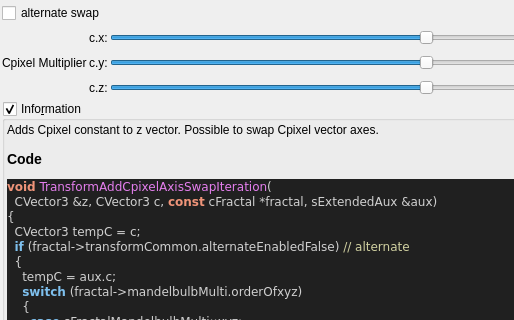
Old version of the form mandelbulber2/qt_data/fractal_transf_add_Cpixel_axis_swap.ui in the repository buddhi1980/mandelbulber2; both pictures show x 0 to 514 and y 0 to 320 of the 835 by 824 pixel window.
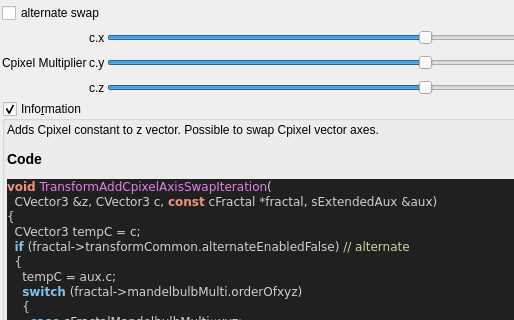
New version of the form. Custom widgets are drawn as their Qt base class.

```diff
--- a/mandelbulber2/qt_data/fractal_transf_add_Cpixel_axis_swap.ui
+++ b/mandelbulber2/qt_data/fractal_transf_add_Cpixel_axis_swap.ui
@@ -140,7 +140,7 @@
      <item row="1" column="1">
       <widget class="QLabel" name="label_109">
        <property name="text">
-        <string>c.x:</string>
+        <string notr="true">c.x</string>
        </property>
       </widget>
      </item>
@@ -247,7 +247,7 @@
      <item row="2" column="1">
       <widget class="QLabel" name="label_110">
        <property name="text">
-        <string>c.y:</string>
+        <string notr="true">c.y</string>
        </property>
       </widget>
      </item>
@@ -261,7 +261,7 @@
      <item row="3" column="1">
       <widget class="QLabel" name="label_111">
        <property name="text">
-        <string>c.z:</string>
+        <string notr="true">c.z</string>
        </property>
       </widget>
      </item>
```
Left out of the diff: 12 changed lines with no effect on the pictures.
